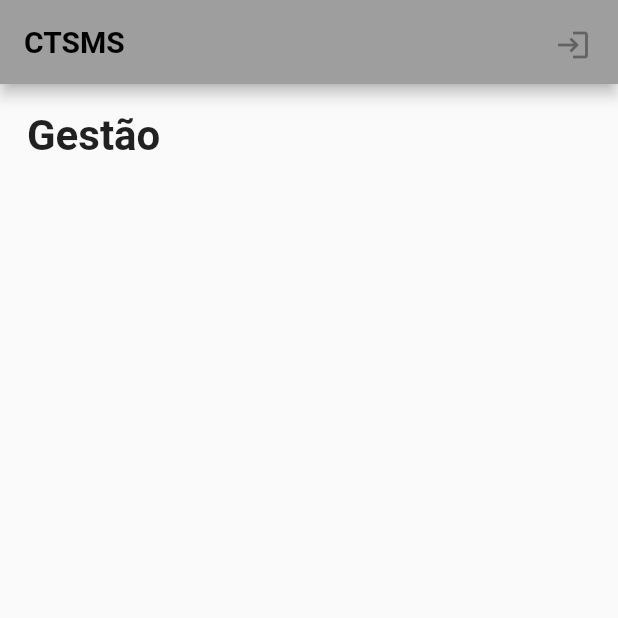
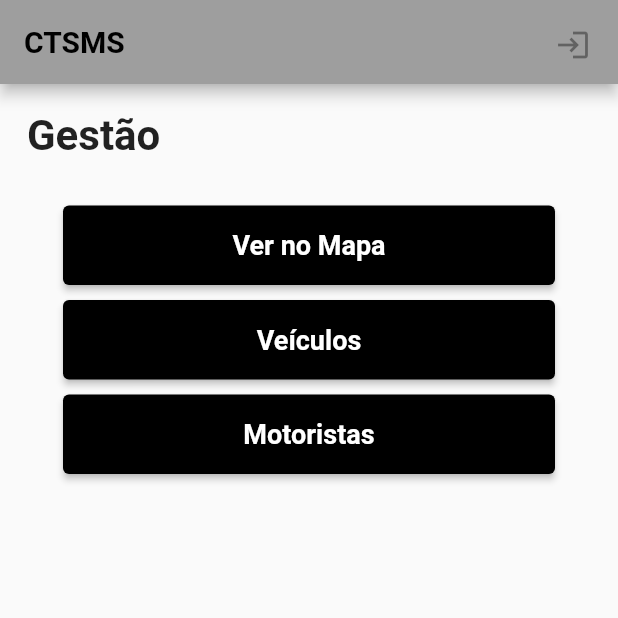
Before and after one commit to jpthurowtomaszewski/CTSMS, a Flutter app: the screen it shows after launch, on a phone screen of 412 x 824 dp, the top half of it. Run offline on Flutter 3.47's test engine with Material 2 defaults, Android fonts, the phone set to English and light mode, and no system bars.

Commit message:
Tela Gestores com botoes e tela listagemVeiculos

```diff
--- a/lib/pages/home_gestores.dart
+++ b/lib/pages/home_gestores.dart
@@ -1,11 +1,25 @@
-// ignore_for_file: prefer_const_constructors
+// ignore_for_file: prefer_const_constructors, prefer_const_literals_to_create_immutables
 
 //import 'dart:html';
 
 import 'package:flutter/material.dart';
+import 'package:tcc/pages/veiculos_lista.dart';
 
-class HomeGestores extends StatelessWidget {
-  const HomeGestores({Key? key}) : super(key: key);
+class HomeGestores extends StatefulWidget {
+  HomeGestores({Key? key}) : super(key: key);
+  @override
+  State<HomeGestores> createState() => _HomeGestoresState();
+}
+
+class _HomeGestoresState extends State<HomeGestores> {
+  veiculosLista() {
+    Navigator.push(
+      context,
+      MaterialPageRoute(
+        builder: (_) => VeiculosLista(),
+      ),
+    );
+  }
 
   @override
   Widget build(BuildContext context) {
@@ -25,14 +39,89 @@ class HomeGestores extends StatelessWidget {
         body: Center(
           child: Container(
               padding: EdgeInsets.all(18),
-          child: const Align(
+              child: Column(
+                children: [
+                  const Align(
                       alignment: Alignment.topLeft,
                       child: Text(
                         'Gestão',
-                style: TextStyle(fontSize: 28, fontWeight: FontWeight.bold),
+                        style: TextStyle(
+                            fontSize: 28, fontWeight: FontWeight.bold),
                       )),
-        ),
-      ),
-    );
+                  Container(
+                      alignment: Alignment.center,
+                      margin: EdgeInsets.only(top: 30, left: 24, right: 24),
+                      child: ElevatedButton(
+                          onPressed: () {},
+                          style: ButtonStyle(backgroundColor:
+                              MaterialStateProperty.resolveWith<Color?>(
+                                  (states) {
+                            return Colors.black;
+                          })),
+                          child: Row(
+                            mainAxisAlignment: MainAxisAlignment.center,
+                            children: [
+                              Padding(
+                                  padding: EdgeInsets.all(16),
+                                  child: Text(
+                                    'Ver no Mapa',
+                                    style: TextStyle(
+                                        color: Colors.white,
+                                        fontSize: 18,
+                                        fontWeight: FontWeight.bold),
+                                  ))
+                            ],
+                          ))),
+                  Container(
+                      alignment: Alignment.center,
+                      margin: EdgeInsets.only(top: 10, left: 24, right: 24),
+                      child: ElevatedButton(
+                          onPressed: () => veiculosLista(),
+                          style: ButtonStyle(backgroundColor:
+                              MaterialStateProperty.resolveWith<Color?>(
+                                  (states) {
+                            return Colors.black;
+                          })),
+                          child: Row(
+                            mainAxisAlignment: MainAxisAlignment.center,
+                            children: [
+                              Padding(
+                                  padding: EdgeInsets.all(16),
+                                  child: Text(
+                                    'Veículos',
+                                    style: TextStyle(
+                                        color: Colors.white,
+                                        fontSize: 18,
+                                        fontWeight: FontWeight.bold),
+                                  ))
+                            ],
+                          ))),
+                  Container(
+                      alignment: Alignment.center,
+                      margin: EdgeInsets.only(top: 10, left: 24, right: 24),
+                      child: ElevatedButton(
+                          onPressed: () {},
+                          style: ButtonStyle(backgroundColor:
+                              MaterialStateProperty.resolveWith<Color?>(
+                                  (states) {
+                            return Colors.black;
+                          })),
+                          child: Row(
+                            mainAxisAlignment: MainAxisAlignment.center,
+                            children: [
+                              Padding(
+                                  padding: EdgeInsets.all(16),
+                                  child: Text(
+                                    'Motoristas',
+                                    style: TextStyle(
+                                        color: Colors.white,
+                                        fontSize: 18,
+                                        fontWeight: FontWeight.bold),
+                                  ))
+                            ],
+                          ))),
+                ],
+              )),
+        ));
   }
 }
--- a/lib/pages/veiculos_lista.dart
+++ b/lib/pages/veiculos_lista.dart
@@ -10,6 +10,30 @@ class VeiculosLista extends StatefulWidget {
 class _VeiculosListaState extends State<VeiculosLista> {
   @override
   Widget build(BuildContext context) {
-    return Container();
+    return Scaffold(
+      appBar: AppBar(
+        title: const Text('CTSMS',
+            style: TextStyle(fontSize: 20, fontWeight: FontWeight.bold)),
+        actions: const [
+          IconButton(
+            padding: EdgeInsets.all(18),
+            icon: Icon(Icons.arrow_back),
+            tooltip: 'Voltar',
+            onPressed: null,
+          ),
+        ],
+      ),
+      body: Center(
+        child: Container(
+          padding: EdgeInsets.all(18),
+          child: const Align(
+              alignment: Alignment.topLeft,
+              child: Text(
+                'Veículos',
+                style: TextStyle(fontSize: 28, fontWeight: FontWeight.bold),
+              )),
+        ),
+      ),
+    );
   }
 }
```
Lines whose indentation alone changed are shown as unchanged.
